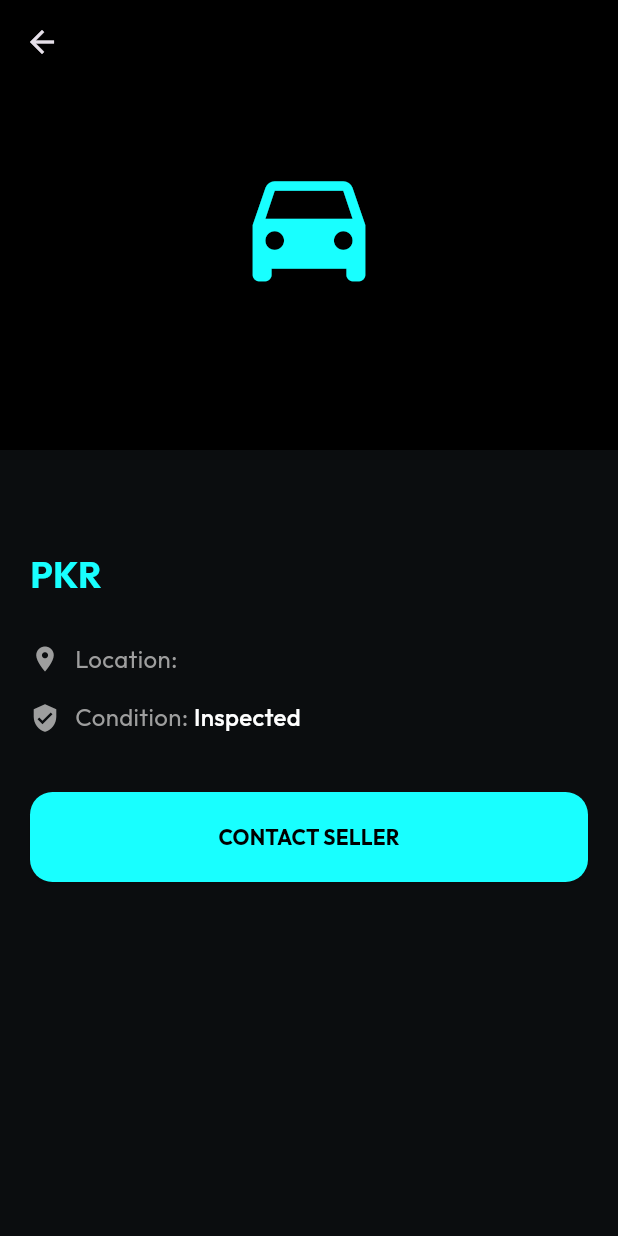
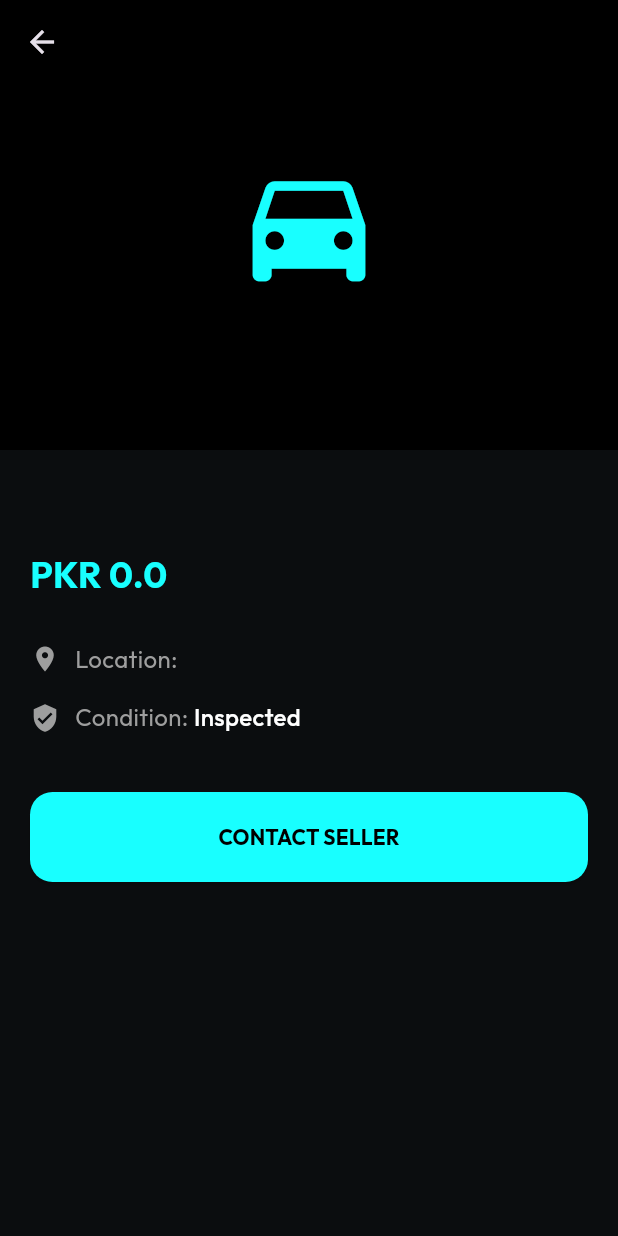
Before and after one commit to iammuhammadhassan/CarAppWithDataBase, a Flutter app: the CarDetailsScreen screen opened directly with empty values, on a phone screen of 412 x 824 dp. Run offline on Flutter 3.47's test engine with Material 3 defaults, Android fonts, the phone set to English and light mode, and no system bars; our stand-ins replace fl_chart, google_fonts, shared_preferences; accounts and stored records are empty.

Commit message:
Enhance seller-related functionality: update seller_id retrieval, improve stats fetching, and add error handling; refactor car model and dashboard components

```diff
--- a/lib/models/car_model.dart
+++ b/lib/models/car_model.dart
@@ -1,28 +1,53 @@
 class Car {
-  final String id;
+  final int vehicleId;
+  final int sellerId;
   final String make;
   final String model;
-  final String price;
-  final String image;
+  final int yearProduced;
+  final double price;
+  final int mileage;
+  final String fuelType;
+  final String transmission;
   final String location;
+  final String imageUrl;
+  final int isInspected;
+  final int views;
 
   Car({
-    required this.id,
+    required this.vehicleId,
+    required this.sellerId,
     required this.make,
     required this.model,
+    required this.yearProduced,
     required this.price,
-    required this.image,
+    required this.mileage,
+    required this.fuelType,
+    required this.transmission,
     required this.location,
+    required this.imageUrl,
+    required this.isInspected,
+    required this.views,
   });
 
   factory Car.fromJson(Map<String, dynamic> json) {
     return Car(
-      id: json['vehicle_id'].toString(),
-      make: json['make'] ?? 'Unknown',
-      model: json['model'] ?? '',
-      price: json['price'] ?? '0',
-      image: json['image_url'] ?? '',
-      location: json['location'] ?? 'Pakistan',
+      vehicleId: int.tryParse(json['vehicle_id'].toString()) ?? 0,
+      sellerId: int.tryParse(json['seller_id'].toString()) ?? 0,
+      make: json['make']?.toString() ?? '',
+      model: json['model']?.toString() ?? '',
+      // Use tryParse because the JSON is sending "2024" (String)
+      yearProduced: int.tryParse(json['year_produced'].toString()) ?? 0,
+      price: double.tryParse(json['price'].toString()) ?? 0.0,
+      mileage: int.tryParse(json['mileage'].toString()) ?? 0,
+      fuelType: json['fuel_type']?.toString() ?? '',
+      transmission: json['transmission']?.toString() ?? '',
+      location: json['location']?.toString() ?? '',
+      imageUrl: json['image_url']?.toString() ?? '',
+      isInspected: int.tryParse(json['is_inspected'].toString()) ?? 0,
+      views: int.tryParse(json['views']?.toString() ?? '0') ?? 0,
     );
   }
+
+  String get id => vehicleId.toString();
+  String get image => imageUrl;
 }
```
Also changed, not shown: lib/models/car_details_screen.dart (+58 -15 lines), lib/models/user_model.dart (+12 -1 lines), lib/screens/login_screen.dart (+13 -2 lines), lib/screens/seller_dashboard.dart (+37 -2 lines), lib/services/api_service.dart (+16 -23 lines), lib/widgets/car_card_widget.dart (+22 -2 lines), 3 other files.
